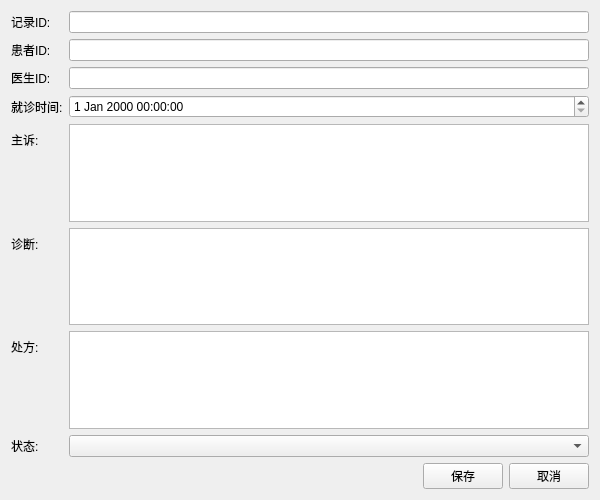
Above: Lab4/recordeditview.ui from Kkinili/test_github before the change. Below: the same form after it.
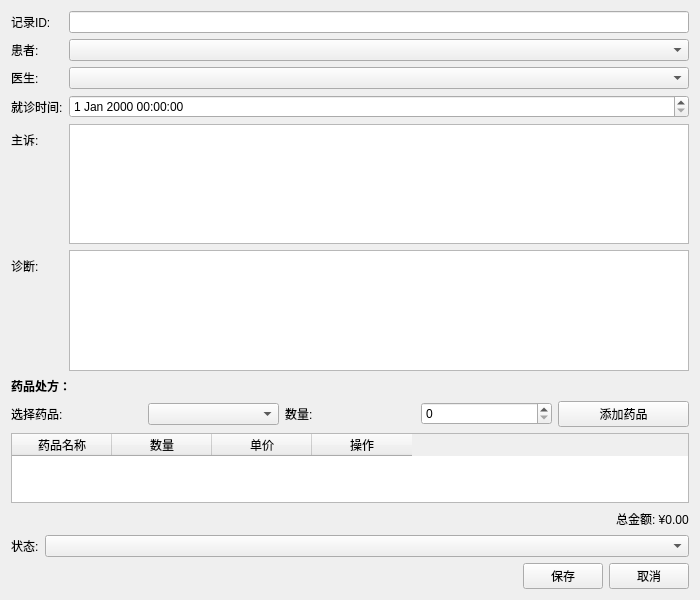
That is the form after the change.

```diff
--- a/Lab4/recordeditview.ui
+++ b/Lab4/recordeditview.ui
@@ -6,8 +6,8 @@
    <rect>
     <x>0</x>
     <y>0</y>
-    <width>600</width>
-    <height>500</height>
+    <width>700</width>
+    <height>600</height>
    </rect>
   </property>
   <property name="windowTitle">
@@ -29,22 +29,22 @@
      <item row="1" column="0">
       <widget class="QLabel" name="label_2">
        <property name="text">
-        <string>患者ID:</string>
+        <string>患者:</string>
        </property>
       </widget>
      </item>
      <item row="1" column="1">
-      <widget class="QLineEdit" name="dbEditPatientId"/>
+      <widget class="QComboBox" name="dbComboPatient"/>
      </item>
      <item row="2" column="0">
       <widget class="QLabel" name="label_3">
        <property name="text">
-        <string>医生ID:</string>
+        <string>医生:</string>
        </property>
       </widget>
      </item>
      <item row="2" column="1">
-      <widget class="QLineEdit" name="dbEditDoctorId"/>
+      <widget class="QComboBox" name="dbComboDoctor"/>
      </item>
      <item row="3" column="0">
       <widget class="QLabel" name="label_4">
@@ -76,24 +76,110 @@
      <item row="5" column="1">
       <widget class="QTextEdit" name="dbTextEditDiagnosis"/>
      </item>
-     <item row="6" column="0">
-      <widget class="QLabel" name="label_7">
+    </layout>
+   </item>
+   <item>
+    <widget class="QLabel" name="labelPrescription">
+     <property name="text">
+      <string>药品处方：</string>
+     </property>
+     <property name="styleSheet">
+      <string>font-weight: bold;</string>
+     </property>
+    </widget>
+   </item>
+   <item>
+    <layout class="QHBoxLayout" name="layoutDrugSelection">
+     <item>
+      <widget class="QLabel" name="labelDrug">
        <property name="text">
-        <string>处方:</string>
+        <string>选择药品:</string>
        </property>
       </widget>
      </item>
-     <item row="6" column="1">
-      <widget class="QTextEdit" name="dbTextEditPrescription"/>
+     <item>
+      <widget class="QComboBox" name="dbComboDrug"/>
      </item>
-     <item row="7" column="0">
+     <item>
+      <widget class="QLabel" name="labelQuantity">
+       <property name="text">
+        <string>数量:</string>
+       </property>
+      </widget>
+     </item>
+     <item>
+      <widget class="QSpinBox" name="dbSpinQuantity"/>
+     </item>
+     <item>
+      <widget class="QPushButton" name="btAddDrug">
+       <property name="text">
+        <string>添加药品</string>
+       </property>
+      </widget>
+     </item>
+    </layout>
+   </item>
+   <item>
+    <widget class="QTableWidget" name="dbTablePrescription">
+     <property name="columnCount">
+      <number>4</number>
+     </property>
+     <column>
+      <property name="text">
+       <string>药品名称</string>
+      </property>
+     </column>
+     <column>
+      <property name="text">
+       <string>数量</string>
+      </property>
+     </column>
+     <column>
+      <property name="text">
+       <string>单价</string>
+      </property>
+     </column>
+     <column>
+      <property name="text">
+       <string>操作</string>
+      </property>
+     </column>
+    </widget>
+   </item>
+   <item>
+    <layout class="QHBoxLayout" name="layoutTotal">
+     <item>
+      <spacer name="horizontalSpacerTotal">
+       <property name="orientation">
+        <enum>Qt::Horizontal</enum>
+       </property>
+       <property name="sizeHint" stdset="0">
+        <size>
+         <width>40</width>
+         <height>20</height>
+        </size>
+       </property>
+      </spacer>
+     </item>
+     <item>
+      <widget class="QLabel" name="labelTotal">
+       <property name="text">
+        <string>总金额: ¥0.00</string>
+       </property>
+      </widget>
+     </item>
+    </layout>
+   </item>
+   <item>
+    <layout class="QFormLayout" name="formLayoutStatus">
+     <item row="0" column="0">
       <widget class="QLabel" name="label_8">
        <property name="text">
         <string>状态:</string>
        </property>
       </widget>
      </item>
-     <item row="7" column="1">
+     <item row="0" column="1">
       <widget class="QComboBox" name="dbComboStatus"/>
      </item>
     </layout>
@@ -106,7 +192,7 @@
      <property name="sizeHint" stdset="0">
       <size>
        <width>20</width>
-       <height>40</height>
+       <height>10</height>
       </size>
      </property>
     </spacer>
```
Left out of the diff: 4 changed lines with no effect on the pictures.
